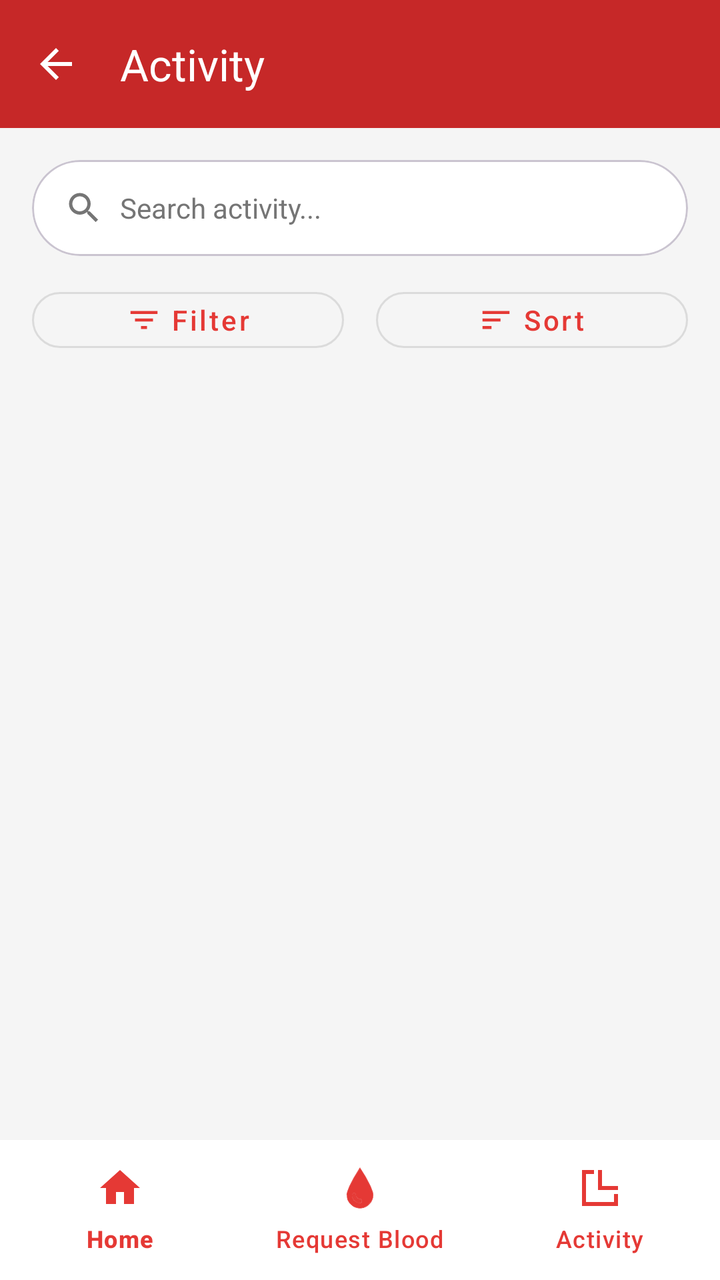
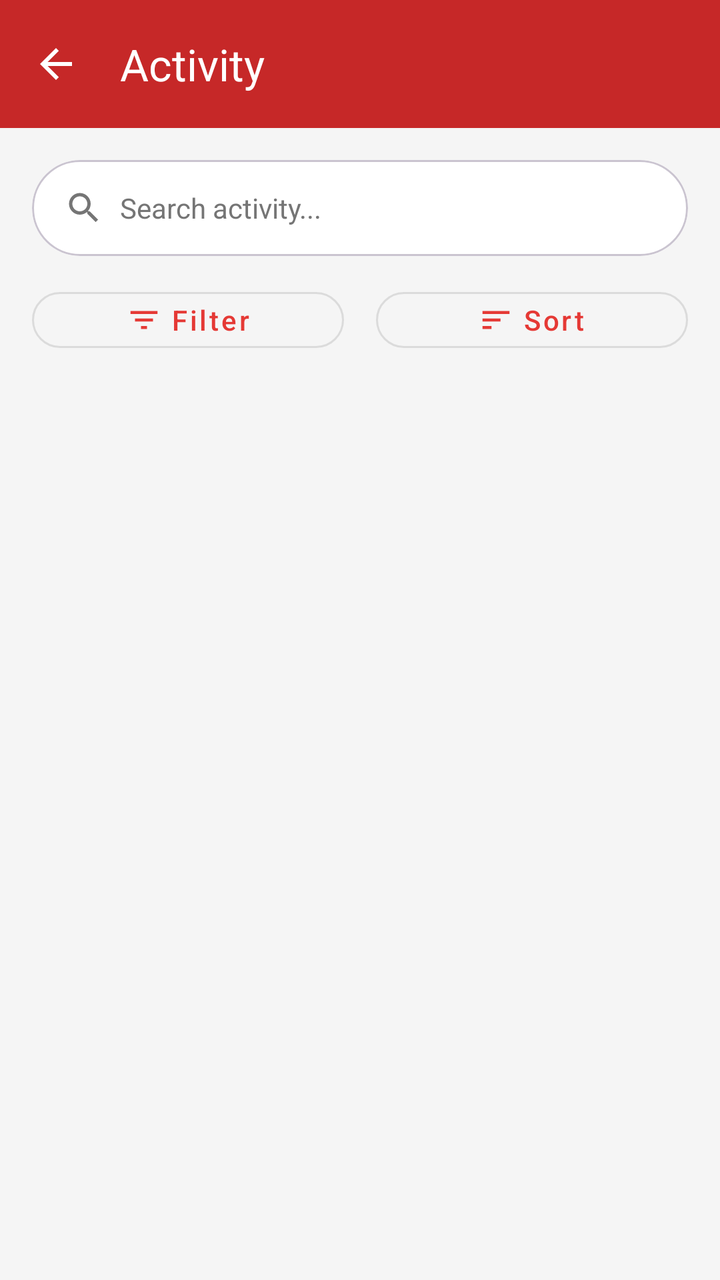

The first picture is an Android layout as it rendered before a commit; the second is the same layout after the commit. The layout source and the unified diff follow.
<!-- AndroidManifest.xml: application theme Theme.DonateBlood -->
<!-- res/layout/fragment_history.xml -->
<?xml version="1.0" encoding="utf-8"?>
<androidx.coordinatorlayout.widget.CoordinatorLayout
    xmlns:android="http://schemas.android.com/apk/res/android"
    xmlns:app="http://schemas.android.com/apk/res-auto"
    xmlns:tools="http://schemas.android.com/tools"
    android:layout_width="match_parent"
    android:layout_height="match_parent"
    android:background="@color/cardview_light_background">

    
    <com.google.android.material.appbar.AppBarLayout
        android:layout_width="match_parent"
        android:layout_height="wrap_content"
        android:theme="@style/ThemeOverlay.AppCompat.Dark.ActionBar">

        
        <com.google.android.material.appbar.MaterialToolbar
            android:id="@+id/toolbar"
            android:layout_width="match_parent"
            android:layout_height="?attr/actionBarSize"
            android:background="@color/primary_red_dark"
            app:navigationIcon="@drawable/ic_arrow_back_white"
            app:title="Activity"
            app:titleTextColor="@color/white" />

        
        <com.google.android.material.appbar.CollapsingToolbarLayout
            android:layout_width="match_parent"
            android:layout_height="wrap_content"
            app:layout_scrollFlags="scroll|exitUntilCollapsed"
            app:contentScrim="@color/primary_red_dark">

            <LinearLayout
                android:layout_width="match_parent"
                android:layout_height="wrap_content"
                android:orientation="vertical"
                android:background="@color/cardview_light_background"
                app:layout_collapseMode="parallax">

                <LinearLayout
                    android:layout_width="match_parent"
                    android:layout_height="wrap_content"
                    android:orientation="vertical"
                    android:paddingStart="16dp"
                    android:paddingTop="16dp"
                    android:paddingEnd="16dp"
                    android:paddingBottom="0dp">

                    
                    <com.google.android.material.card.MaterialCardView
                        android:id="@+id/searchCard"
                        android:layout_width="match_parent"
                        android:layout_height="48dp"
                        android:layout_marginBottom="12dp"
                        app:cardCornerRadius="24dp"
                        app:cardElevation="0dp"
                        app:cardBackgroundColor="@color/white">

                        <LinearLayout
                            android:layout_width="match_parent"
                            android:layout_height="match_parent"
                            android:orientation="horizontal"
                            android:gravity="center_vertical"
                            android:paddingHorizontal="16dp">

                            <ImageView
                                android:layout_width="20dp"
                                android:layout_height="20dp"
                                android:src="@drawable/ic_search"
                                app:tint="@color/text_secondary"
                                tools:ignore="ContentDescription" />

                            <EditText
                                android:id="@+id/etSearch"
                                android:layout_width="match_parent"
                                android:layout_height="wrap_content"
                                android:hint="Search activity..."
                                android:textSize="14sp"
                                android:textColor="@color/text_primary"
                                android:textColorHint="@color/text_secondary"
                                android:background="@android:color/transparent"
                                android:paddingStart="8dp"
                                tools:ignore="HardcodedText" />
                        </LinearLayout>
                    </com.google.android.material.card.MaterialCardView>

                    
                    <LinearLayout
                        android:layout_width="match_parent"
                        android:layout_height="wrap_content"
                        android:orientation="horizontal"
                        android:layout_marginBottom="8dp"
                        android:background="@color/cardview_light_background">

                        
                        <com.google.android.material.button.MaterialButton
                            android:id="@+id/btnFilter"
                            android:layout_width="0dp"
                            android:layout_height="40dp"
                            android:layout_weight="1"
                            android:layout_marginEnd="8dp"
                            android:text="Filter"
                            android:textSize="14sp"
                            android:textAllCaps="false"
                            app:icon="@drawable/ic_filter"
                            app:iconGravity="textStart"
                            app:cornerRadius="20dp"
                            style="@style/Widget.MaterialComponents.Button.OutlinedButton"
                            android:textColor="@color/primary_red"
                            app:iconTint="@color/primary_red"

                            app:strokeWidth="1dp"
                            tools:ignore="HardcodedText" />

                        
                        <com.google.android.material.button.MaterialButton
                            android:id="@+id/btnSort"
                            android:layout_width="0dp"
                            android:layout_height="40dp"
                            android:layout_weight="1"
                            android:layout_marginStart="8dp"
                            android:text="Sort"
                            android:textSize="14sp"
                            android:textAllCaps="false"
                            app:icon="@drawable/ic_sort"
                            app:iconGravity="textStart"
                            app:cornerRadius="20dp"
                            style="@style/Widget.MaterialComponents.Button.OutlinedButton"
                            android:textColor="@color/primary_red"
                            app:iconTint="@color/primary_red"

                            app:strokeWidth="1dp"
                            tools:ignore="HardcodedText" />
                    </LinearLayout>

                </LinearLayout>

            </LinearLayout>

        </com.google.android.material.appbar.CollapsingToolbarLayout>

    </com.google.android.material.appbar.AppBarLayout>

    
    <androidx.core.widget.NestedScrollView
        android:layout_width="match_parent"
        android:layout_height="520dp"
        app:layout_behavior="@string/appbar_scrolling_view_behavior">

        <LinearLayout
            android:layout_width="match_parent"
            android:layout_height="match_parent"
            android:orientation="vertical">

            
            <ProgressBar
                android:id="@+id/progressBar"
                android:layout_width="wrap_content"
                android:layout_height="wrap_content"
                android:layout_gravity="center"
                android:layout_marginTop="24dp"
                android:visibility="gone" />

            
            <TextView
                android:id="@+id/tvNoHistory"
                android:layout_width="match_parent"
                android:layout_height="wrap_content"
                android:layout_margin="32dp"
                android:gravity="center"
                android:text="No history available"
                android:textAlignment="center"
                android:textColor="@color/text_secondary"
                android:textSize="16sp"
                android:visibility="gone"
                tools:ignore="HardcodedText" />

            
            <androidx.recyclerview.widget.RecyclerView
                android:id="@+id/rvHistory"
                android:layout_width="match_parent"
                android:layout_height="match_parent"
                android:clipToPadding="false"
                android:padding="8dp"
                android:visibility="gone"
                tools:listitem="@layout/item_history_request" />

        </LinearLayout>

    </androidx.core.widget.NestedScrollView>

    
    <com.google.android.material.bottomnavigation.BottomNavigationView
        android:id="@+id/bottomNavigationView"
        android:layout_width="match_parent"
        android:layout_height="70dp"
        android:layout_gravity="bottom"
        android:background="@color/surface_white"
        app:elevation="8dp"
        app:itemIconTint="@color/bottom_nav_color"
        app:itemTextColor="@color/bottom_nav_color"
        app:labelVisibilityMode="labeled"
        app:menu="@menu/bottom_nav_menu" />

</androidx.coordinatorlayout.widget.CoordinatorLayout>
<!-- res/layout/item_history_request.xml (included above) -->
<?xml version="1.0" encoding="utf-8"?>
<com.google.android.material.card.MaterialCardView
    xmlns:android="http://schemas.android.com/apk/res/android"
    xmlns:app="http://schemas.android.com/apk/res-auto"
    android:layout_width="match_parent"
    android:layout_height="wrap_content"
    android:layout_margin="8dp"
    app:cardCornerRadius="16dp"
    app:cardElevation="2dp"
    app:cardBackgroundColor="@color/surface_white">

    <LinearLayout
        android:layout_width="match_parent"
        android:layout_height="wrap_content"
        android:orientation="vertical"
        android:padding="12dp"
        android:baselineAligned="false">

        
        <LinearLayout
            android:layout_width="match_parent"
            android:layout_height="wrap_content"
            android:orientation="horizontal"
            android:gravity="center_vertical">

            

            <ImageView
                android:layout_width="48dp"
                android:layout_height="48dp"
                android:src="@drawable/ic_blood_drop_small"



            android:contentDescription="@string/blood_request_icon" />

            
            <LinearLayout
                android:layout_width="0dp"
                android:layout_height="wrap_content"
                android:layout_weight="1"
                android:orientation="vertical"
                android:paddingStart="12dp"
                android:paddingEnd="12dp">

                
                <TextView
                    android:id="@+id/tvTitle"
                    android:layout_width="wrap_content"
                    android:layout_height="wrap_content"
                    android:text="@string/title_blood_request"
                    android:textSize="15sp"
                    android:textStyle="bold"
                    android:textColor="@color/text_primary" />

                
                <LinearLayout
                    android:layout_width="wrap_content"
                    android:layout_height="wrap_content"
                    android:orientation="horizontal"
                    android:gravity="center_vertical"
                    android:layout_marginTop="2dp">

                    <ImageView
                        android:layout_width="14dp"
                        android:layout_height="14dp"
                        android:src="@drawable/ic_user_small"
                        android:contentDescription="@string/desc_user_icon"
                        app:tint="@color/text_secondary"
                        android:layout_marginEnd="4dp" />

                    <TextView
                        android:id="@+id/tvPatient"
                        android:layout_width="wrap_content"
                        android:layout_height="wrap_content"
                        android:text="@string/patient_name"
                        android:textSize="13sp"
                        android:textColor="@color/text_primary" />

                    <TextView
                        android:id="@+id/tvBloodGroup"
                        android:layout_width="wrap_content"
                        android:layout_height="wrap_content"
                        android:layout_marginStart="8dp"
                        android:text="@string/blood_group_format"
                        android:textSize="12sp"
                        android:textStyle="bold"
                        android:textColor="@color/primary_red" />
                </LinearLayout>

                
                <TextView
                    android:id="@+id/tvHospital"
                    android:layout_width="wrap_content"
                    android:layout_height="wrap_content"
                    android:layout_marginTop="2dp"
                    app:drawableStartCompat="@drawable/ic_hospital_small"
                    android:drawablePadding="4dp"
                    app:drawableTint="@color/text_secondary"
                    android:text="@string/hospital_name"
                    android:textSize="12sp"
                    android:textColor="@color/text_secondary" />
            </LinearLayout>

            
            <TextView
                android:id="@+id/tvStatus"
                android:layout_width="wrap_content"
                android:layout_height="wrap_content"
                android:paddingHorizontal="12dp"
                android:paddingVertical="6dp"
                android:text="@string/status_pending"
                android:textSize="12sp"
                android:textStyle="bold"
                android:textColor="@color/text_primary"
                app:cornerRadius="12dp" />
        </LinearLayout>

        
        <View
            android:layout_width="match_parent"
            android:layout_height="1dp"
            android:layout_marginTop="12dp"
            android:layout_marginBottom="8dp"
            android:background="@color/border_color" />

        
        <LinearLayout
            android:layout_width="match_parent"
            android:layout_height="wrap_content"
            android:orientation="horizontal"
            android:gravity="center_vertical">

            
            <TextView
                android:id="@+id/tvLocation"
                android:layout_width="0dp"
                android:layout_height="wrap_content"
                android:layout_weight="1"
                app:drawableStartCompat="@drawable/ic_location"
                android:drawablePadding="8dp"
                app:drawableTint="@color/text_secondary"
                android:text="@string/location"
                android:textSize="12sp"
                android:gravity="center_vertical"
                android:textColor="@color/text_secondary" />


            
            <TextView
                android:id="@+id/tvDate"
                android:layout_width="wrap_content"
                android:layout_height="wrap_content"
                app:drawableStartCompat="@drawable/ic_calendar"
                android:drawablePadding="8dp"
                app:drawableTint="@color/text_secondary"
                android:text="@string/date"
                android:textSize="12sp"
                android:gravity="center_vertical"
                android:textColor="@color/text_secondary" />

            
            <TextView
                android:id="@+id/tvUnits"
                android:layout_width="wrap_content"
                android:layout_height="wrap_content"
                android:layout_marginStart="16dp"
                app:drawableStartCompat="@drawable/ic_blood_bag"
                android:drawablePadding="4dp"
                app:drawableTint="@color/primary_red"
                android:text="@string/blood_units"
                android:textSize="12sp"
                android:textStyle="bold"
                android:gravity="center_vertical"
                android:textColor="@color/text_primary" />
        </LinearLayout>

        
        <LinearLayout
            android:layout_width="match_parent"
            android:layout_height="wrap_content"
            android:layout_marginTop="12dp"
            android:orientation="horizontal"
            android:baselineAligned="false">

            <com.google.android.material.button.MaterialButton
                android:id="@+id/btnViewDetails"
                android:layout_width="0dp"
                android:layout_height="36dp"
                android:layout_weight="1"
                android:text="@string/button_view_details"
                android:textSize="13sp"
                android:textColor="@color/text_secondary"
                app:cornerRadius="18dp"
                app:strokeColor="@color/border_color"
                app:strokeWidth="1dp"
                android:backgroundTint="@android:color/transparent"
                android:textAllCaps="false" />

            <com.google.android.material.button.MaterialButton
                android:id="@+id/btnUpdateStatus"
                android:layout_width="0dp"
                android:layout_height="36dp"
                android:layout_weight="1"
                android:layout_marginStart="8dp"
                android:text="@string/button_update_status"
                android:textSize="13sp"
                android:textColor="@android:color/white"
                android:backgroundTint="@color/primary_red"
                app:cornerRadius="18dp"
                android:textAllCaps="false" />
        </LinearLayout>

    </LinearLayout>
</com.google.android.material.card.MaterialCardView>
<!-- resources referenced by this layout -->
<resources>
  <color name="border_color">#E0E0E0</color>
  <color name="bottom_nav_color">#E53935</color>
  <color name="cardview_light_background">#F5F5F5</color>
  <color name="primary_red">#E53935</color>
  <color name="primary_red_dark">#C62828</color>
  <color name="surface_white">#FFFFFF</color>
  <color name="text_primary">#212121</color>
  <color name="text_secondary">#757575</color>
  <color name="white">#FFFFFF</color>
  <!-- drawable ic_arrow_back_white (drawable) -->
  <vector xmlns:android="http://schemas.android.com/apk/res/android"
      android:width="24dp"
      android:height="24dp"
      android:viewportWidth="24"
      android:viewportHeight="24">
      <path
          android:fillColor="@android:color/white"
          android:pathData="M20,11H7.83l5.59,-5.59L12,4l-8,8 8,8 1.41,-1.41L7.83,13H20v-2z"/>
  </vector>
  <!-- drawable ic_calendar (drawable) -->
  <vector xmlns:android="http://schemas.android.com/apk/res/android"
      android:width="24dp"
      android:height="24dp"
      android:viewportWidth="24"
      android:viewportHeight="24">
      <path
          android:fillColor="#9E9E9E"
          android:pathData="M19,4h-1V2h-2v2H8V2H6v2H5C3.9,4 3.01,4.9 3.01,6L3,20c0,1.1 0.9,2 2,2h14c1.1,0 2,-0.9 2,-2V6c0,-1.1 -0.9,-2 -2,-2zM19,20H5V9h14v11z"/>
  </vector>
  <!-- drawable ic_filter (drawable) -->
  <?xml version="1.0" encoding="utf-8"?>
  <vector xmlns:android="http://schemas.android.com/apk/res/android"
      android:width="24dp"
      android:height="24dp"
      android:viewportWidth="24"
      android:viewportHeight="24">
      <path
          android:fillColor="#FF000000"
          android:pathData="M10,18h4v-2h-4v2zM3,6v2h18V6H3zm3,7h12v-2H6v2z" />
  </vector>
  <!-- drawable ic_sort (drawable) -->
  <?xml version="1.0" encoding="utf-8"?>
  <vector xmlns:android="http://schemas.android.com/apk/res/android"
      android:width="24dp"
      android:height="24dp"
      android:viewportWidth="24"
      android:viewportHeight="24">
      <path
          android:fillColor="#FF000000"
          android:pathData="M3,18h6v-2H3v2zM3,6v2h18V6H3zm0,7h12v-2H3v2z" />
  </vector>
  <!-- drawable ic_user_small (drawable) -->
  <?xml version="1.0" encoding="utf-8"?>
  <vector xmlns:android="http://schemas.android.com/apk/res/android"
      android:width="14dp"
      android:height="14dp"
      android:viewportWidth="14"
      android:viewportHeight="14">
      <path
          android:fillColor="#000000"
          android:pathData="M7,7C8.66,7 10,5.66 10,4C10,2.34 8.66,1 7,1C5.34,1 4,2.34 4,4C4,5.66 5.34,7 7,7Z" />
      <path
          android:fillColor="#000000"
          android:pathData="M11,9H3C1.9,9 1,9.9 1,11V13H13V11C13,9.9 12.1,9 11,9Z" />
  </vector>
  <string name="blood_group_format">(A+)</string>
  <string name="blood_request_icon">Blood request icon</string>
  <string name="blood_units">3 units</string>
  <string name="button_update_status">Update Status</string>
  <string name="button_view_details">View Details</string>
  <string name="date">12 Dec 2023</string>
  <string name="desc_user_icon">User icon</string>
  <string name="hospital_name">City Medical Center</string>
  <string name="location">Dhaka, Bangladesh</string>
  <string name="patient_name">John Doe</string>
  <string name="status_pending">Pending</string>
  <string name="title_blood_request">Blood Request</string>
  <color name="link_color">#2196F3</color>
  <color name="primary_red_light">#FFEBEE</color>
  <color name="background_light">#F5F5F5</color>
  <style name="Widget.DonateBlood.Toolbar" parent="Widget.Material3.Toolbar">
          <item name="android:background">@color/primary_red</item>
          <item name="titleTextColor">@color/white</item>
          <item name="subtitleTextColor">@color/white</item>
      </style>
  <color name="text_hint">#9E9E9E</color>
  <!-- unchanged entries left out for length: 6 -->
</resources>

<!-- the commit's change to res/layout/fragment_history.xml (unified diff, before → after) -->
@@ -189,19 +189,6 @@
 
     </androidx.core.widget.NestedScrollView>
 
-    
-    <com.google.android.material.bottomnavigation.BottomNavigationView
-        android:id="@+id/bottomNavigationView"
-        android:layout_width="match_parent"
-        android:layout_height="70dp"
-        android:layout_gravity="bottom"
-        android:background="@color/surface_white"
-        app:elevation="8dp"
-        app:itemIconTint="@color/bottom_nav_color"
-        app:itemTextColor="@color/bottom_nav_color"
-        app:labelVisibilityMode="labeled"
-        app:menu="@menu/bottom_nav_menu" />
-
 </androidx.coordinatorlayout.widget.CoordinatorLayout>
 <!-- res/layout/item_history_request.xml (included above) -->
 <?xml version="1.0" encoding="utf-8"?>
<!-- resource entries referenced after the edit -->
@@ -1,7 +1,6 @@
 <!-- resources referenced by this layout -->
 <resources>
   <color name="border_color">#E0E0E0</color>
-  <color name="bottom_nav_color">#E53935</color>
   <color name="cardview_light_background">#F5F5F5</color>
   <color name="primary_red">#E53935</color>
   <color name="primary_red_dark">#C62828</color>
